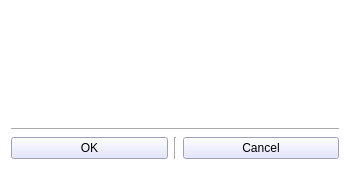
Old version of the form Client/confirmwindow.ui in the repository a-mkrv/Chat.
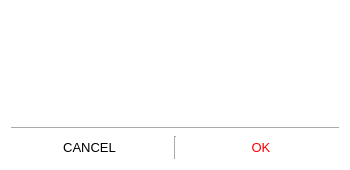
New version of the form.

What changed in the file:
```diff
--- a/Client/confirmwindow.ui
+++ b/Client/confirmwindow.ui
@@ -44,12 +44,22 @@
      <item>
       <layout class="QHBoxLayout" name="horizontalLayout">
        <item>
-        <widget class="QPushButton" name="ok_Button">
+        <widget class="QPushButton" name="cancel_Button">
+         <property name="font">
+          <font>
+           <pointsize>10</pointsize>
+          </font>
+         </property>
          <property name="styleSheet">
-          <string notr="true">background-color: rgb(220, 223, 255);</string>
+          <string notr="true">
+QPushButton{ background: white;}
+QPushButton:hover{background: #f6f4ff; border:none;}</string>
          </property>
          <property name="text">
-          <string>OK</string>
+          <string>CANCEL</string>
+         </property>
+         <property name="flat">
+          <bool>true</bool>
          </property>
         </widget>
        </item>
@@ -61,12 +71,22 @@
         </widget>
        </item>
        <item>
-        <widget class="QPushButton" name="cancel_Button">
+        <widget class="QPushButton" name="ok_Button">
+         <property name="font">
+          <font>
+           <pointsize>10</pointsize>
+          </font>
+         </property>
          <property name="styleSheet">
-          <string notr="true">background-color: rgb(220, 223, 255);</string>
+          <string notr="true">
+QPushButton{color: rgb(255,0,0); background: white;}
+QPushButton:hover{background: #f6f4ff; border:none;}</string>
          </property>
          <property name="text">
-          <string>Cancel</string>
+          <string>OK</string>
+         </property>
+         <property name="flat">
+          <bool>true</bool>
          </property>
         </widget>
        </item>
```
